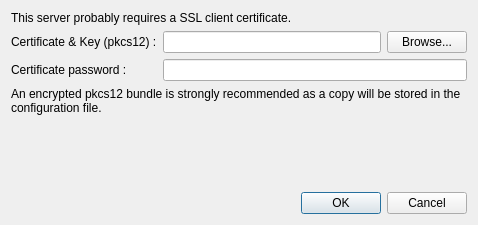
Qt form src/gui/addcertificatedialog.ui (nextcloud/desktop) before a commit.
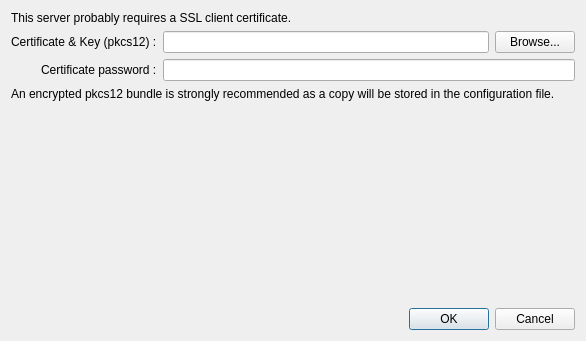
The same form after that commit.

Commit message:
Add Certificate dialog: fix layout
A bug in QFormLayout causes the widget to be too small

Issue: #7184

```diff
--- a/src/gui/addcertificatedialog.ui
+++ b/src/gui/addcertificatedialog.ui
@@ -9,15 +9,15 @@
    <rect>
     <x>0</x>
     <y>0</y>
-    <width>478</width>
-    <height>225</height>
+    <width>586</width>
+    <height>341</height>
    </rect>
   </property>
   <property name="windowTitle">
    <string>SSL client certificate authentication</string>
   </property>
-  <layout class="QVBoxLayout" name="verticalLayout">
-   <item>
+  <layout class="QGridLayout" name="gridLayout">
+   <item row="0" column="0" colspan="4">
     <widget class="QLabel" name="labelErrorMessage">
      <property name="text">
       <string>This server probably requires a SSL client certificate.</string>
@@ -27,41 +27,35 @@
      </property>
     </widget>
    </item>
-   <item>
-    <layout class="QFormLayout" name="formLayout">
-     <item row="0" column="0">
+   <item row="1" column="0" colspan="2">
       <widget class="QLabel" name="labelCertificateFile">
        <property name="text">
         <string>Certificate &amp; Key (pkcs12) :</string>
        </property>
       </widget>
      </item>
-     <item row="0" column="1">
-      <layout class="QHBoxLayout" name="horizontalLayout">
-       <item>
+   <item row="1" column="2">
         <widget class="QLineEdit" name="lineEditCertificatePath">
          <property name="text">
           <string/>
          </property>
         </widget>
        </item>
-       <item>
+   <item row="1" column="3">
         <widget class="QPushButton" name="pushButtonBrowseCertificate">
          <property name="text">
           <string>Browse...</string>
          </property>
         </widget>
        </item>
-      </layout>
-     </item>
-     <item row="1" column="0">
+   <item row="2" column="1">
       <widget class="QLabel" name="labelPWDCertificate">
        <property name="text">
         <string>Certificate password :</string>
        </property>
       </widget>
      </item>
-     <item row="1" column="1">
+   <item row="2" column="2" colspan="2">
       <widget class="QLineEdit" name="lineEditPWDCertificate">
        <property name="text">
         <string/>
@@ -71,9 +65,7 @@
        </property>
       </widget>
      </item>
-    </layout>
-   </item>
-   <item>
+   <item row="3" column="0" colspan="4">
     <widget class="QLabel" name="label">
      <property name="text">
       <string>An encrypted pkcs12 bundle is strongly recommended as a copy will be stored in the configuration file.</string>
@@ -83,7 +75,7 @@
      </property>
     </widget>
    </item>
-   <item>
+   <item row="4" column="0">
     <widget class="QLabel" name="labelErrorCertif">
      <property name="palette">
       <palette>
@@ -106,6 +98,15 @@
           </color>
          </brush>
         </colorrole>
+        <colorrole role="PlaceholderText">
+         <brush brushstyle="NoBrush">
+          <color alpha="128">
+           <red>231</red>
+           <green>23</green>
+           <blue>12</blue>
+          </color>
+         </brush>
+        </colorrole>
        </active>
        <inactive>
         <colorrole role="WindowText">
@@ -126,6 +127,15 @@
           </color>
          </brush>
         </colorrole>
+        <colorrole role="PlaceholderText">
+         <brush brushstyle="NoBrush">
+          <color alpha="128">
+           <red>231</red>
+           <green>23</green>
+           <blue>12</blue>
+          </color>
+         </brush>
+        </colorrole>
        </inactive>
        <disabled>
         <colorrole role="WindowText">
@@ -146,6 +156,15 @@
           </color>
          </brush>
         </colorrole>
+        <colorrole role="PlaceholderText">
+         <brush brushstyle="NoBrush">
+          <color alpha="128">
+           <red>231</red>
+           <green>23</green>
+           <blue>12</blue>
+          </color>
+         </brush>
+        </colorrole>
        </disabled>
       </palette>
      </property>
@@ -154,7 +173,7 @@
      </property>
     </widget>
    </item>
-   <item>
+   <item row="5" column="0">
     <spacer name="verticalSpacer">
      <property name="orientation">
       <enum>Qt::Vertical</enum>
@@ -167,7 +186,7 @@
      </property>
     </spacer>
    </item>
-   <item>
+   <item row="6" column="0" colspan="4">
     <widget class="QDialogButtonBox" name="buttonBox">
      <property name="orientation">
       <enum>Qt::Horizontal</enum>
```
Lines whose indentation alone changed are shown as unchanged.
